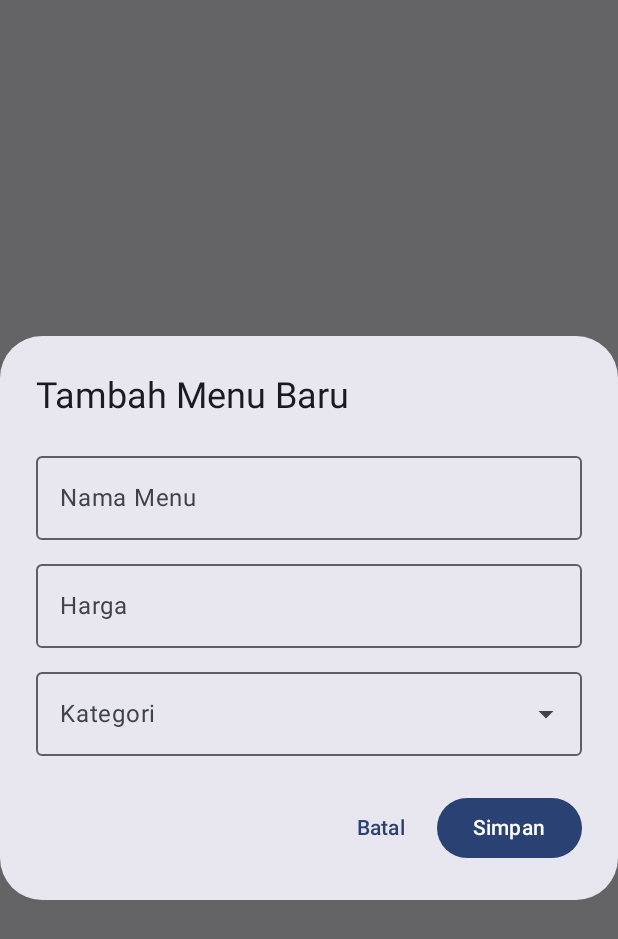
After one commit to HrsCode11/Aplikasi-Kasir-Geprek, an Android app built with Jetpack Compose: the composable MenuDialog called with empty values, on a phone screen of 412 x 824 dp. The commit adds this screen. Shown: the top 939 px of the screen. Run offline under Robolectric (Android 15) with nearby library versions, the phone set to English and light mode, and no system bars.

Commit message:
Menambahkan fitur kelola menu

```diff
--- a/app/build.gradle.kts
+++ b/app/build.gradle.kts
@@ -62,5 +62,8 @@ dependencies {
     debugImplementation(libs.androidx.compose.ui.tooling)
     debugImplementation(libs.androidx.compose.ui.test.manifest)
     implementation(libs.androidx.material.icons.extended)
+    implementation(libs.firebase.storage.ktx)
+    implementation(libs.coil.compose)
+    implementation(libs.androidx.activity.ktx)
 
 }
--- /dev/null
+++ b/app/src/main/java/com/kelompok2/aplikasi_kasir_geprek/ui/admin/kelolamenu/MenuDialog.kt
@@ -0,0 +1,122 @@
+package com.kelompok2.aplikasi_kasir_geprek.ui.admin.kelolamenu
+
+import android.widget.Toast
+import androidx.compose.foundation.layout.*
+import androidx.compose.foundation.rememberScrollState
+import androidx.compose.foundation.text.KeyboardOptions
+import androidx.compose.foundation.verticalScroll
+import androidx.compose.material3.*
+import androidx.compose.runtime.*
+import androidx.compose.ui.Modifier
+import androidx.compose.ui.platform.LocalContext
+import androidx.compose.ui.text.input.KeyboardType
+import androidx.compose.ui.unit.dp
+import com.kelompok2.aplikasi_kasir_geprek.data.model.Kategori
+import com.kelompok2.aplikasi_kasir_geprek.data.model.Menu
+
+@OptIn(ExperimentalMaterial3Api::class)
+@Composable
+fun MenuDialog(
+    menuToEdit: Menu?, // Sekarang bisa menerima data menu untuk diedit
+    kategoriList: List<Kategori>,
+    onDismiss: () -> Unit,
+    // Callback disederhanakan, tidak ada Uri
+    onSave: (nama: String, harga: Int, kategori: Kategori) -> Unit
+) {
+    // === STATE VARIABLES ===
+    // Inisialisasi state dengan data dari menuToEdit jika ada
+    var namaMenu by remember { mutableStateOf(menuToEdit?.nama_menu ?: "") }
+    var harga by remember { mutableStateOf(menuToEdit?.harga?.toString() ?: "") }
+
+    // Cari Kategori yang cocok di dalam list
+    val initialKategori = kategoriList.find { it.id == menuToEdit?.id_kategori }
+    var selectedKategori by remember { mutableStateOf(initialKategori) }
+
+    var isKategoriExpanded by remember { mutableStateOf(false) }
+    var isSaving by remember { mutableStateOf(false) }
+    val context = LocalContext.current
+
+    // === DIALOG UI ===
+    AlertDialog(
+        onDismissRequest = onDismiss,
+        title = { Text(if (menuToEdit == null) "Tambah Menu Baru" else "Edit Menu") },
+        text = {
+            Column(modifier = Modifier.verticalScroll(rememberScrollState())) {
+
+                // Bagian Pemilih Gambar dihapus
+
+                // --- Input Field Nama Menu ---
+                OutlinedTextField(
+                    value = namaMenu,
+                    onValueChange = { namaMenu = it },
+                    label = { Text("Nama Menu") },
+                    modifier = Modifier.fillMaxWidth()
+                )
+                Spacer(modifier = Modifier.height(8.dp))
+
+                // --- Input Field Harga ---
+                OutlinedTextField(
+                    value = harga,
+                    onValueChange = { newValue ->
+                        harga = newValue.filter { it.isDigit() }.take(9)
+                    },
+                    label = { Text("Harga") },
+                    modifier = Modifier.fillMaxWidth(),
+                    keyboardOptions = KeyboardOptions(keyboardType = KeyboardType.Number)
+                )
+                Spacer(modifier = Modifier.height(8.dp))
+
+                // --- Dropdown Kategori ---
+                ExposedDropdownMenuBox(
+                    expanded = isKategoriExpanded,
+                    onExpandedChange = { isKategoriExpanded = !isKategoriExpanded }
+                ) {
+                    OutlinedTextField(
+                        value = selectedKategori?.nama_kategori ?: "",
+                        onValueChange = {},
+                        readOnly = true,
+                        label = { Text("Kategori") },
+                        trailingIcon = { ExposedDropdownMenuDefaults.TrailingIcon(expanded = isKategoriExpanded) },
+                        modifier = Modifier
+                            .menuAnchor()
+                            .fillMaxWidth()
+                    )
+                    ExposedDropdownMenu(
+                        expanded = isKategoriExpanded,
+                        onDismissRequest = { isKategoriExpanded = false }
+                    ) {
+                        kategoriList.forEach { kategori ->
+                            DropdownMenuItem(
+                                text = { Text(kategori.nama_kategori) },
+                                onClick = {
+                                    selectedKategori = kategori
+                                    isKategoriExpanded = false
+                                }
+                            )
+                        }
+                    }
+                }
+            }
+        },
+        confirmButton = {
+            Button(
+                onClick = {
+                    val hargaInt = harga.toIntOrNull()
+                    // Validasi disederhanakan (tanpa imageUri)
+                    if (namaMenu.isBlank() || hargaInt == null || selectedKategori == null) {
+                        Toast.makeText(context, "Semua field harus diisi", Toast.LENGTH_SHORT).show()
+                    } else {
+                        isSaving = true
+                        onSave(namaMenu, hargaInt, selectedKategori!!)
+                    }
+                },
+                enabled = !isSaving
+            ) {
+                Text(if (isSaving) "Menyimpan..." else "Simpan")
+            }
+        },
+        dismissButton = {
+            TextButton(onClick = onDismiss) { Text("Batal") }
+        }
+    )
+}
--- a/app/src/main/java/com/kelompok2/aplikasi_kasir_geprek/ui/main/MainScreen.kt
+++ b/app/src/main/java/com/kelompok2/aplikasi_kasir_geprek/ui/main/MainScreen.kt
@@ -25,6 +25,7 @@ import androidx.lifecycle.viewmodel.compose.viewModel
 import com.kelompok2.aplikasi_kasir_geprek.R
 import com.kelompok2.aplikasi_kasir_geprek.ui.admin.kelolauser.KelolaUserScreen
 import kotlinx.coroutines.launch
+import com.kelompok2.aplikasi_kasir_geprek.ui.admin.kelolamenu.KelolaMenuScreen
 
 @OptIn(ExperimentalMaterial3Api::class)
 @Composable
@@ -152,7 +153,9 @@ fun MainScreen(
                     // Konten Dinamis Berdasarkan Pilihan Sidebar
                     when (selectedItem.route) {
                         "transaksi" -> ContentPlaceholder(title = selectedItem.title)
-                        "kelola_menu" -> ContentPlaceholder(title = selectedItem.title)
+                        "kelola_menu" -> {
+                            KelolaMenuScreen()
+                        }
                         "kelola_user" -> KelolaUserScreen()
                         "monitoring" -> ContentPlaceholder(title = selectedItem.title)
                         "riwayat" -> ContentPlaceholder(title = selectedItem.title)
--- a/gradle/libs.versions.toml
+++ b/gradle/libs.versions.toml
@@ -14,6 +14,8 @@ firebaseAuth = "23.0.0"
 lifecycleViewmodelCompose = "2.9.4"
 navigationCompose = "2.8.0-beta05"
 materialIconsExtended = "1.6.8"
+firebaseStorage = "21.0.0"
+coilCompose = "2.6.0"
 
 [libraries]
 androidx-core-ktx = { group = "androidx.core", name = "core-ktx", version.ref = "coreKtx" }
@@ -36,6 +38,9 @@ firebase-auth-ktx = { group = "com.google.firebase", name = "firebase-auth-ktx",
 androidx-lifecycle-viewmodel-compose = { group = "androidx.lifecycle", name = "lifecycle-viewmodel-compose", version.ref = "lifecycleViewmodelCompose" }
 androidx-navigation-compose = { group = "androidx.navigation", name = "navigation-compose", version.ref = "navigationCompose" }
 androidx-material-icons-extended = { group = "androidx.compose.material", name = "material-icons-extended", version.ref = "materialIconsExtended" }
+firebase-storage-ktx = { group = "com.google.firebase", name = "firebase-storage-ktx", version.ref = "firebaseStorage" }
+coil-compose = { group = "io.coil-kt", name = "coil-compose", version.ref = "coilCompose" }
+androidx-activity-ktx = { group = "androidx.activity", name = "activity-ktx", version.ref = "activityCompose" }
 
 [plugins]
 android-application = { id = "com.android.application", version.ref = "agp" }
```
Also changed, not shown: app/src/main/java/com/kelompok2/aplikasi_kasir_geprek/data/model/Kategori.kt (added, +11 -0 lines), app/src/main/java/com/kelompok2/aplikasi_kasir_geprek/data/model/Menu.kt (added, +10 -0 lines), app/src/main/java/com/kelompok2/aplikasi_kasir_geprek/ui/admin/kelolamenu/KelolaMenuScreen.kt (added, +189 -0 lines), app/src/main/java/com/kelompok2/aplikasi_kasir_geprek/ui/admin/kelolamenu/KelolaMenuViewModel.kt (added, +130 -0 lines).
